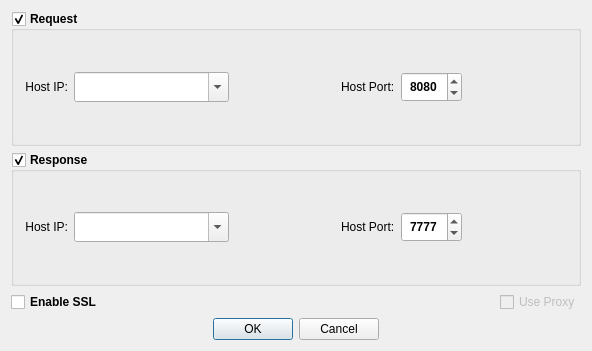
Qt form MultiSpeaker/HttpOutEditor.ui (pnnl/ms-speak) before a commit.
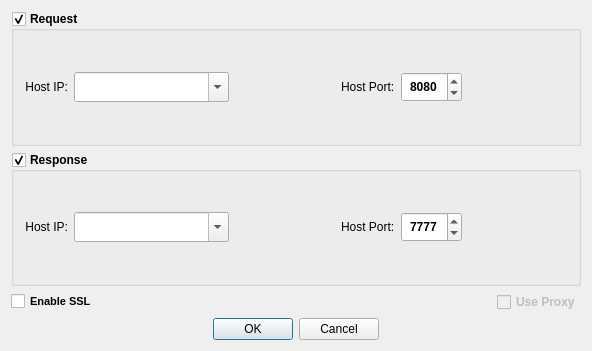
The same form after that commit.

The edit to the form file:
```diff
--- a/MultiSpeaker/HttpOutEditor.ui
+++ b/MultiSpeaker/HttpOutEditor.ui
@@ -311,7 +311,7 @@
       <widget class="QCheckBox" name="EnableSslCheck">
        <property name="font">
         <font>
-         <pointsize>9</pointsize>
+         <pointsize>8</pointsize>
          <weight>75</weight>
          <bold>true</bold>
         </font>
@@ -326,6 +326,13 @@
        <property name="enabled">
         <bool>false</bool>
        </property>
+       <property name="font">
+        <font>
+         <pointsize>9</pointsize>
+         <weight>75</weight>
+         <bold>true</bold>
+        </font>
+       </property>
        <property name="text">
         <string>Use Proxy</string>
        </property>
```
Left out of the diff: 5 changed lines with no effect on the pictures.
